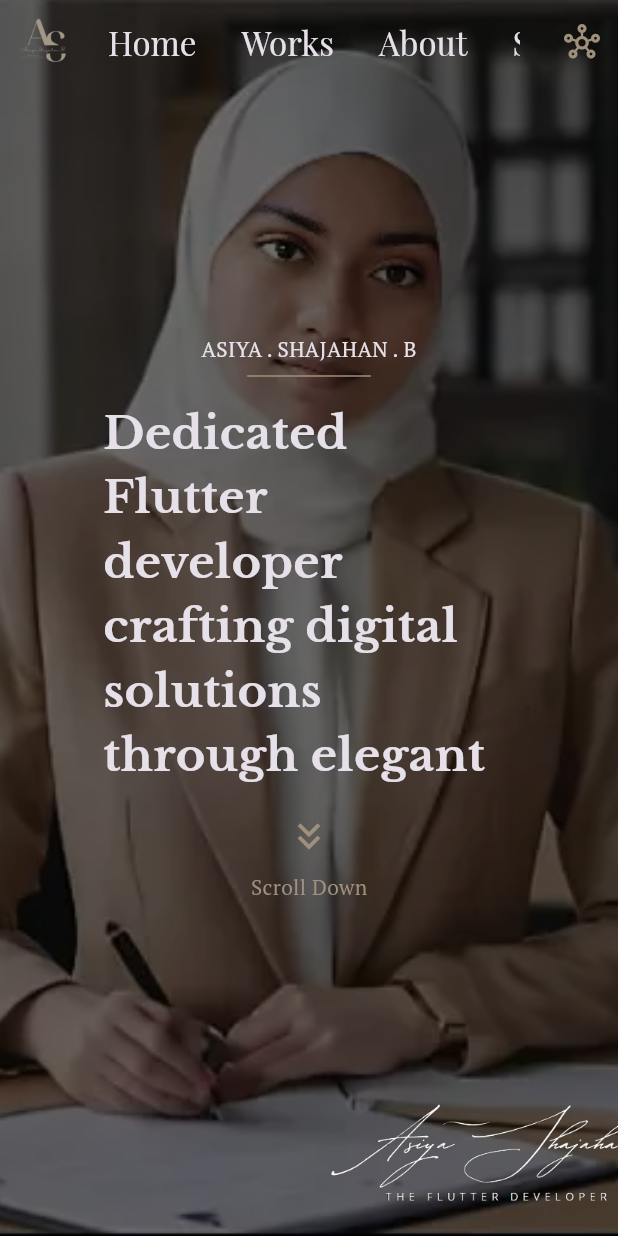
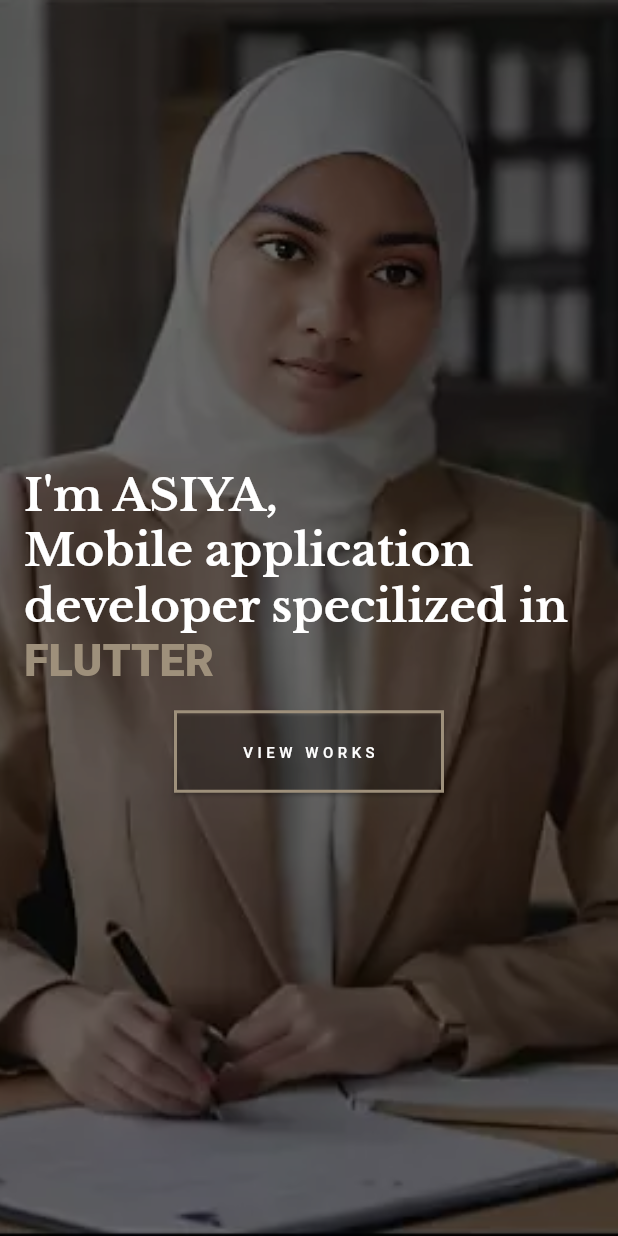
Before and after one commit to TheAsiyaS/Personal_website, a Flutter app: the screen it shows after launch, after a tap on "About", on a phone screen of 412 x 824 dp. Run offline on Flutter 3.47's test engine with Material 3 defaults, Android fonts, the phone set to English and light mode, and no system bars; our stand-ins replace carousel_slider, google_fonts; network calls fail.

Commit message:
about page half done balance skill card need to add

```diff
--- /dev/null
+++ b/lib/Presentation/About/About.dart
@@ -0,0 +1,95 @@
+import 'package:flutter/material.dart';
+import 'package:google_fonts/google_fonts.dart';
+import 'package:personal_website/Common/Colors&Size.dart';
+import 'package:personal_website/Presentation/Widget/Buttons.dart';
+import 'package:personal_website/Presentation/Widget/ConatinerWidget.dart';
+
+class AboutMe extends StatelessWidget {
+  const AboutMe({super.key});
+
+  @override
+  Widget build(BuildContext context) {
+    final size = MediaQuery.of(context).size;
+
+    return Scaffold(
+      body: Column(
+        children: [
+          ContainerWidget(
+            height: size.height / 1,
+            width: size.width,
+            boxdecoration: const BoxDecoration(
+                image: DecorationImage(
+                    image: AssetImage('asset/office with bridge colour.png'),
+                    fit: BoxFit.cover)),
+            widget: Container(
+              color: const Color.fromARGB(146, 0, 0, 0),
+              child: Column(
+                mainAxisAlignment: MainAxisAlignment.center,
+                children: [
+                  Padding(
+                    padding: const EdgeInsets.all(16.0),
+                    child: RichText(
+                      text: TextSpan(
+                        style: GoogleFonts.libreBaskerville(
+                          fontWeight: FontWeight.w800,
+                          fontSize: 30,
+                          color: kwhite, // Default color for the text
+                        ),
+                        children: const [
+                          TextSpan(
+                            text:
+                                'I\'m ASIYA,\nMobile application developer specilized in ',
+                          ),
+                          TextSpan(
+                            text: 'FLUTTER',
+                            style: TextStyle(
+                              color: kTollens, // Color for the "Me" text
+                            ),
+                          ),
+                        ],
+                      ),
+                    ),
+                  ),
+                  SizedBox(
+                    height: size.height / 15,
+                    width: 180,
+                    child: Elevatedbutton(
+                        onpressed: () {},
+                        widget: const Center(
+                          child: Text(
+                            'VIEW WORKS',
+                            style: TextStyle(
+                                letterSpacing: 3, fontSize: 10, color: kwhite),
+                          ),
+                        ),
+                        style: ElevatedButton.styleFrom(
+                            backgroundColor: ktransparent,
+                            shape: const RoundedRectangleBorder(
+                              side: BorderSide(
+                                  color: kTollens,
+                                  width: 2), // Border width and color
+                            ))),
+                  ),
+                ],
+              ),
+            ),
+          ),
+          SizedBox(
+            height: size.height,
+            width: size.width,
+            child: Column(
+              children: [
+                const Text(
+                  'PRESENT PROFESSIONAL COMPETENCIES',
+                  style:
+                      TextStyle(letterSpacing: 3, fontSize: 10, color: kwhite),
+                ),
+            const     Text('Polyglot Programmer: Mastering Java, C, C++, Flutter, Dart, JavaScript, and More',style: TextStyle(color: kgrey),)
+              ],
+            ),
+          )
+        ],
+      ),
+    );
+  }
+}
--- a/lib/Presentation/Home/Home.dart
+++ b/lib/Presentation/Home/Home.dart
@@ -1,5 +1,6 @@
 import 'package:flutter/material.dart';
 import 'package:personal_website/Common/Colors&Size.dart';
+import 'package:personal_website/Presentation/About/About.dart';
 import 'package:personal_website/Presentation/Widget/ConatinerWidget.dart';
 import 'package:google_fonts/google_fonts.dart';
 import 'package:personal_website/Presentation/Work/Works.dart';
@@ -36,6 +37,9 @@ class Home extends StatelessWidget {
                     if (index == 1) {
                       Navigator.of(context).push(
                           MaterialPageRoute(builder: (context) => Works()));
+                    }else  if (index == 2) {
+                      Navigator.of(context).push(
+                          MaterialPageRoute(builder: (context) => const AboutMe()));
                     }
                   },
                   child: Text(
```
Also changed, not shown: lib/Presentation/Work/Works.dart (+39 -88 lines).
